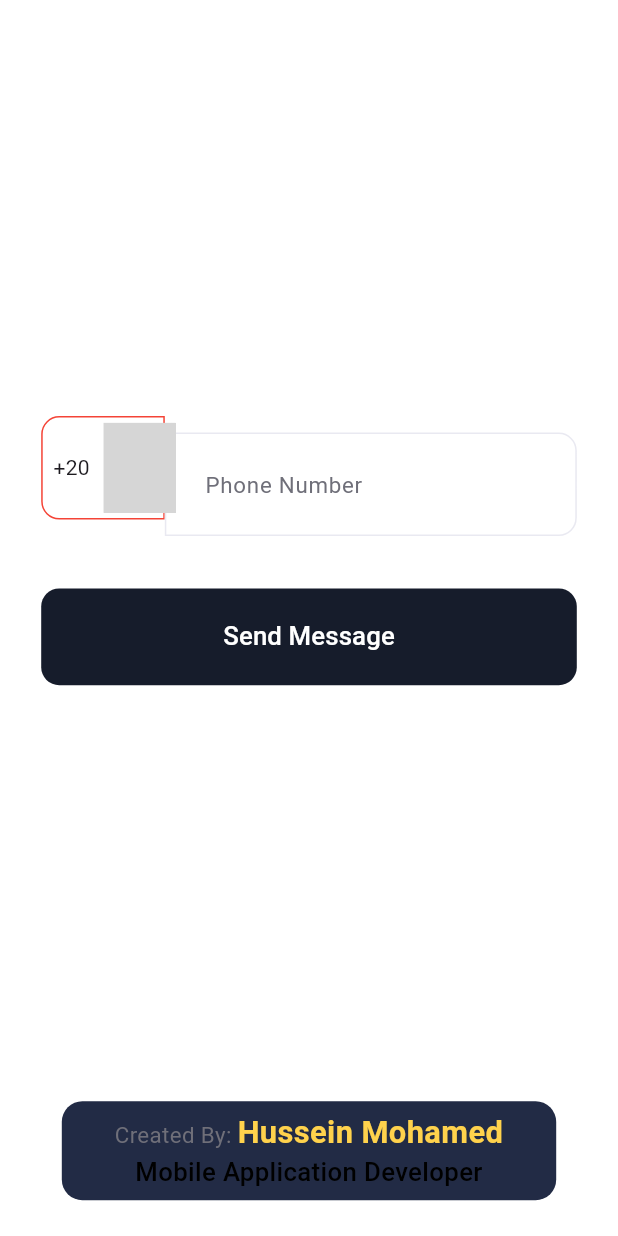
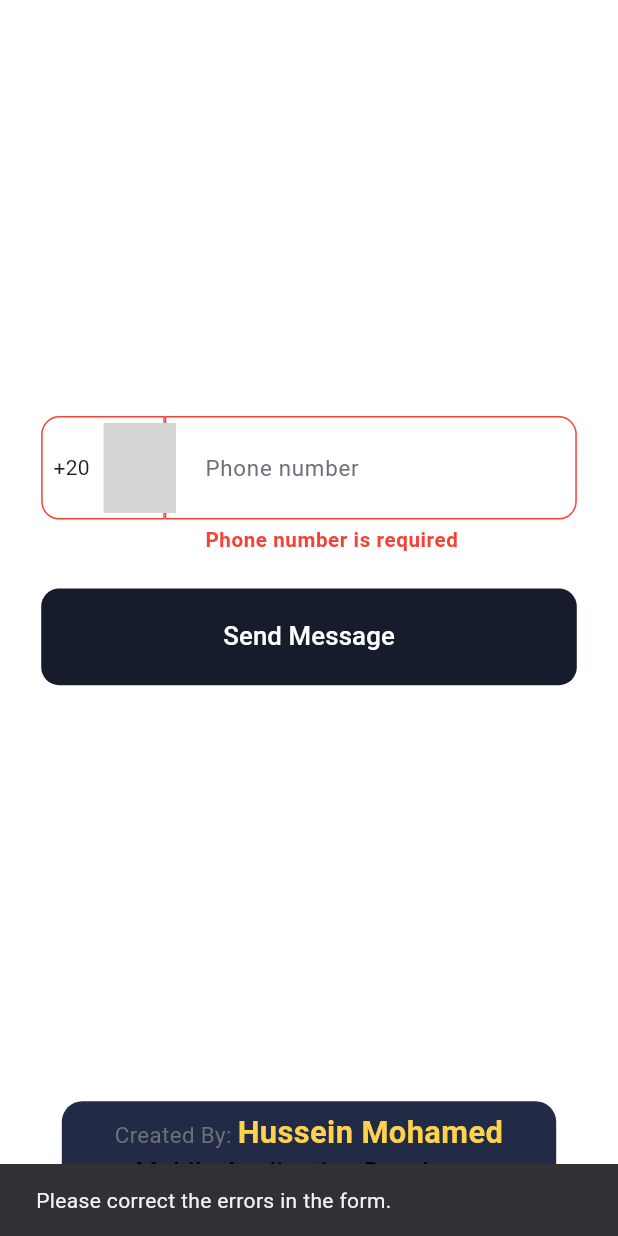
Before and after one commit to HusseinMohamed99/Faster_Chatting, a Flutter app: the screen it shows after launch, after a tap on "Send Message", on a phone screen of 412 x 824 dp. Run offline on Flutter 3.47's test engine with Material 3 defaults, Android fonts, the phone set to English and light mode, and no system bars; our stand-ins replace flutter_screenutil; missing offline and left inert: fl_country_code_picker; grey boxes are pictures that could not be loaded.

Commit message:
Refactor phone input handling and validation; add ignore file for build artifacts

```diff
--- a/lib/text_input.dart
+++ b/lib/text_input.dart
@@ -19,7 +19,7 @@ class AppTextFormField extends StatelessWidget {
   final TextEditingController? controller;
   final bool hasConstraints;
   final String? Function(String?)? onSaved;
-  final String? Function(String?)? onChanged;
+  final void Function(String)? onChanged;
   final String? Function(String?)? validator;
   final BorderRadius? borderRadius;
 
@@ -63,7 +63,11 @@ class AppTextFormField extends StatelessWidget {
                 color: ColorManager.lightGrayColor,
                 width: 1,
               ),
-              borderRadius: borderRadius ?? BorderRadius.circular(12),
+              borderRadius: borderRadius ??
+                  const BorderRadius.only(
+                    topRight: Radius.circular(12),
+                    bottomRight: Radius.circular(12),
+                  ),
             ),
         enabledBorder: enabledBorder ??
             OutlineInputBorder(
@@ -71,7 +75,11 @@ class AppTextFormField extends StatelessWidget {
                 color: ColorManager.lightGrayColor,
                 width: 1,
               ),
-              borderRadius: borderRadius ?? BorderRadius.circular(12),
+              borderRadius: borderRadius ??
+                  const BorderRadius.only(
+                    topRight: Radius.circular(12),
+                    bottomRight: Radius.circular(12),
+                  ),
             ),
         prefixIconConstraints: hasConstraints
             ? BoxConstraints(
@@ -83,14 +91,22 @@ class AppTextFormField extends StatelessWidget {
             color: Colors.red,
             width: 1,
           ),
-          borderRadius: borderRadius ?? BorderRadius.circular(12),
+          borderRadius: borderRadius ??
+              const BorderRadius.only(
+                topRight: Radius.circular(12),
+                bottomRight: Radius.circular(12),
+              ),
         ),
         focusedErrorBorder: OutlineInputBorder(
           borderSide: const BorderSide(
             color: Colors.red,
             width: 1,
           ),
-          borderRadius: borderRadius ?? BorderRadius.circular(12),
+          borderRadius: borderRadius ??
+              const BorderRadius.only(
+                topRight: Radius.circular(12),
+                bottomRight: Radius.circular(12),
+              ),
         ),
         hintStyle: hintStyle ?? StyleManager.font13LighterGrayRegular,
         hintText: hintText,
@@ -98,6 +114,8 @@ class AppTextFormField extends StatelessWidget {
         errorStyle: TextStyle(
           color: Colors.red,
           fontSize: 12.sp,
+          fontWeight: FontWeight.w700,
+          backgroundColor: Colors.white,
         ),
         fillColor: backgroundColor ?? ColorManager.whiteColor,
         filled: true,
--- a/lib/widgets/faster_chat_form.dart
+++ b/lib/widgets/faster_chat_form.dart
@@ -19,20 +19,34 @@ class FasterChatForm extends StatefulWidget {
 
 class _FasterChatFormState extends State<FasterChatForm> {
   final GlobalKey<FormState> _formKey = GlobalKey<FormState>();
-  String? _phone;
+  final TextEditingController _phoneController = TextEditingController();
   CountryCode _countryCode =
       const CountryCode(code: 'EG', dialCode: '+20', name: 'Egypt');
   final FlCountryCodePicker _countryPicker = const FlCountryCodePicker();
   bool _autoValidate = false;
 
+  @override
+  void dispose() {
+    _phoneController.dispose();
+    super.dispose();
+  }
+
   Future<void> _launchWhatsApp() async {
+    log("Form validation status: ${_formKey.currentState?.validate()}");
+    log("Phone: ${_phoneController.text}");
+    log("Country code: ${_countryCode.dialCode}");
+
     if (_formKey.currentState?.validate() ?? false) {
-      String sanitizedPhone = _phone?.replaceAll(RegExp(r'\s+'), '') ?? '';
-      String url = '${_countryCode.dialCode}$sanitizedPhone';
-      Uri uri = Uri.parse('http://wa.me/$url');
+      String sanitizedPhone =
+          _phoneController.text.replaceAll(RegExp(r'\s+'), '');
+      String url = 'https://wa.me/${_countryCode.dialCode}$sanitizedPhone';
+      Uri uri = Uri.parse(url);
+
+      log("Generated URL: $url");
+
       try {
         if (await canLaunchUrl(uri)) {
-          log("Launching WhatsApp with URL: $uri");
+          log("Launching WhatsApp...");
           await launchUrl(uri, mode: LaunchMode.externalApplication);
         } else {
           _showErrorSnackBar("Could not launch WhatsApp. Invalid URL.");
@@ -42,10 +56,11 @@ class _FasterChatFormState extends State<FasterChatForm> {
         _showErrorSnackBar("An error occurred while launching WhatsApp.");
         log("Error launching WhatsApp: $e");
       }
-    } else if (!_autoValidate) {
+    } else {
       setState(() {
         _autoValidate = true;
       });
+      _showErrorSnackBar("Please correct the errors in the form.");
     }
   }
 
@@ -69,7 +84,9 @@ class _FasterChatFormState extends State<FasterChatForm> {
 
   @override
   Widget build(BuildContext context) {
-    return Form(
+    return Scaffold(
+      backgroundColor: Colors.transparent,
+      body: Form(
         key: _formKey,
         autovalidateMode:
             _autoValidate ? AutovalidateMode.always : AutovalidateMode.disabled,
@@ -78,16 +95,16 @@ class _FasterChatFormState extends State<FasterChatForm> {
           children: [
             const Spacer(),
             PhoneInputRow(
+              controller: _phoneController,
               countryCode: _countryCode,
               onCountryCodeTap: _pickCountryCode,
-            onPhoneChanged: (value) => _phone = value,
+              onPhoneChanged: (value) {
+                setState(() {});
+              },
             ),
             SizedBox(height: 20.h),
             AppTextButton(
-            onPressed: () {
-              log('${_countryCode.dialCode}$_phone');
-              _launchWhatsApp();
-            },
+              onPressed: _launchWhatsApp,
               buttonText: 'Send Message',
               textStyle: StyleManager.font15.copyWith(
                 color: ColorManager.whiteColor,
@@ -99,6 +116,7 @@ class _FasterChatFormState extends State<FasterChatForm> {
             SizedBox(height: 20.h),
           ],
         ),
+      ),
     );
   }
 }
--- a/lib/widgets/phone_input_row.dart
+++ b/lib/widgets/phone_input_row.dart
@@ -1,17 +1,18 @@
 import 'package:faster_chatting/text_input.dart';
 import 'package:fl_country_code_picker/fl_country_code_picker.dart';
-import 'package:flrx_validator/flrx_validator.dart';
 import 'package:flutter/material.dart';
 import 'package:flutter/services.dart';
 import 'package:flutter_screenutil/flutter_screenutil.dart';
 
 class PhoneInputRow extends StatelessWidget {
+  final TextEditingController controller;
   final CountryCode countryCode;
   final VoidCallback onCountryCodeTap;
   final ValueChanged<String> onPhoneChanged;
 
   const PhoneInputRow({
     super.key,
+    required this.controller,
     required this.countryCode,
     required this.onCountryCodeTap,
     required this.onPhoneChanged,
@@ -28,7 +29,17 @@ class PhoneInputRow extends StatelessWidget {
               topLeft: Radius.circular(12),
               bottomLeft: Radius.circular(12),
             ),
-            validator: (value) => '',
+            controller: controller,
+            validator: (value) {
+              if (value == null || value.isEmpty) {
+                return '';
+              }
+              if (value.length < 9) {
+                return '';
+              }
+              return null;
+            },
+            onChanged: onPhoneChanged,
             prefixIcon: GestureDetector(
               onTap: onCountryCodeTap,
               child: Padding(
@@ -50,23 +61,22 @@ class PhoneInputRow extends StatelessWidget {
         ),
         Expanded(
           child: AppTextFormField(
-            borderRadius: const BorderRadius.only(
-              topRight: Radius.circular(12),
-              bottomRight: Radius.circular(12),
-            ),
+            hintText: 'Phone number',
+            controller: controller,
             keyboardType: TextInputType.phone,
             inputFormatters: [
               FilteringTextInputFormatter.allow(RegExp(r'[0-9]')),
             ],
-            onChanged: (value) {
-              onPhoneChanged(value ?? '');
-              return null; // No need to handle null
+            validator: (value) {
+              if (value == null || value.isEmpty) {
+                return 'Phone number is required';
+              }
+              if (value.length < 9) {
+                return 'Invalid phone number';
+              }
+              return null;
             },
-            validator: Validator(rules: [
-              RequiredRule(validationMessage: 'Phone is required'),
-              MinLengthRule(9, validationMessage: 'Invalid phone number'),
-            ]).call,
-            hintText: 'Phone Number',
+            onChanged: onPhoneChanged,
           ),
         ),
       ],
```
Also changed, not shown: 1 other file. Lines whose indentation alone changed are shown as unchanged.
